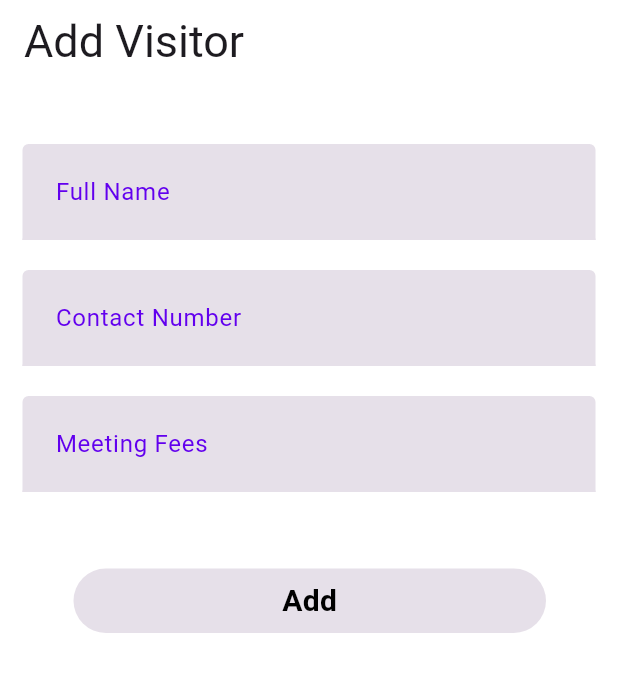
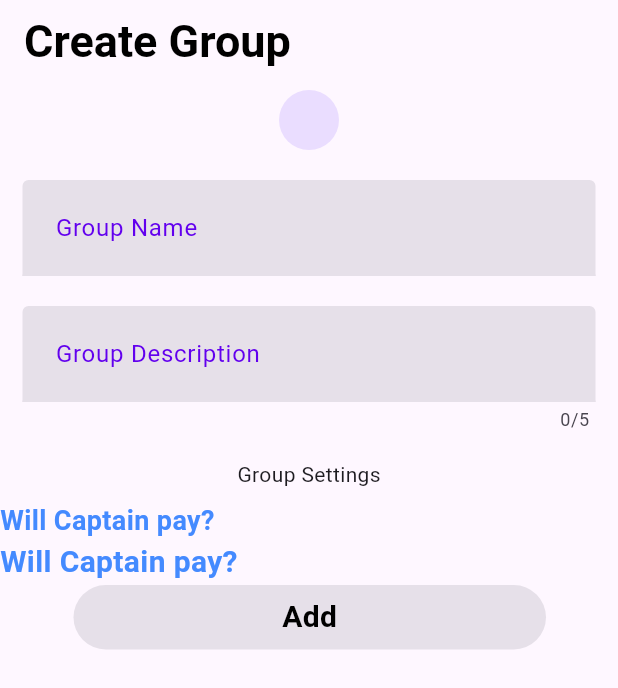
Before and after one commit to wearecmile/kode_and_run_week2, a Flutter app: the screen it shows after launch, on a phone screen of 412 x 824 dp. Shown: the top 688 px of the screen. Run offline on Flutter 3.47's test engine with Material 2 defaults, Android fonts, the phone set to English and light mode, and no system bars; our stand-ins replace flutter_svg, intl_phone_field, rxdart; Roboto replaces fonts that are missing (poppins); statements that could not run were skipped.

Commit message:
Applied changes as suggested and changed the file names accordingly

```diff
--- a/lib/main.dart
+++ b/lib/main.dart
@@ -1,14 +1,15 @@
 import 'package:flutter/material.dart';
 import 'package:meet_well/main/provider/main_provider.dart';
-import 'package:meet_well/screens/Dashboard_Screen/controller.dart';
-import 'package:meet_well/screens/Dashboard_Screen/view.dart';
-import 'package:meet_well/screens/add_visitor/controller.dart';
-import 'package:meet_well/screens/add_visitor/view.dart';
-import 'package:meet_well/screens/group_details_screen/view.dart';
+import 'package:meet_well/screens/Dashboard_Screen/dashboard_screen_controller.dart';
+import 'package:meet_well/screens/Dashboard_Screen/dashboard_screen_view.dart';
+import 'package:meet_well/screens/add_visitor/controller/add_visitor_controller.dart';
+import 'package:meet_well/screens/add_visitor/view/add_visitor_view.dart';
+import 'package:meet_well/screens/group_creation_screen/view/group_creation_screen_view.dart';
+import 'package:meet_well/screens/group_details_screen/view/group_details_screen_view.dart';
 import 'package:meet_well/screens/login/view/login_screen.dart';
-import 'package:meet_well/screens/notification_screen/view.dart';
-import 'package:meet_well/screens/profile_details_screen/view.dart';
-import 'package:meet_well/screens/transaction_screen/view.dart';
+import 'package:meet_well/screens/notification_screen/view/notification_screen_view.dart';
+import 'package:meet_well/screens/profile_details_screen/view/profile_details_screen_view.dart';
+import 'package:meet_well/screens/transaction_screen/view/transavtion_screen_view.dart';
 import 'package:meet_well/utils/route/route.dart' as routes;
 import 'package:provider/provider.dart';
 import 'main/navigation/bottomNavigationController.dart';
@@ -79,7 +80,7 @@ class MyApp extends StatelessWidget {
         //   assert(false, 'Implementation ${settings.name}');
         //   return null;
         // },
-        home: const AddVisitor(),
+        home: const GroupCreation(),
       ),
     );
   }
--- a/lib/main/navigation/bottomNavigationController.dart
+++ b/lib/main/navigation/bottomNavigationController.dart
@@ -1,6 +1,7 @@
 import 'package:flutter/material.dart';
 import 'package:meet_well/utils/constants/number_constants.dart';
 import 'package:meet_well/utils/route/route.dart' as routes;
+
 import '../../utils/constants/string_constants.dart';
 
 class BottomNavigationController extends ChangeNotifier {
@@ -29,9 +30,8 @@ class BottomNavigationController extends ChangeNotifier {
   int currentIndex = NumberConstant.intZero;
   void onTabChanged(int index, BuildContext context) {
     currentIndex = index;
-    Navigator.pushNamed(context, tabs[index].destination);
+    Navigator.pushReplacementNamed(context, tabs[index].destination);
   }
-  void onLongPress (int index, BuildContext context) {
 
-  }
+  void onLongPress(int index, BuildContext context) {}
 }
--- a/lib/screens/add_visitor/controller.dart
+++ b/lib/screens/add_visitor/controller/add_visitor_controller.dart
@@ -1,7 +1,7 @@
 import 'dart:async';
 import 'package:flutter/cupertino.dart';
 import 'package:http/http.dart' as http;
-import 'package:meet_well/screens/add_visitor/add_visitor_response.dart';
+import 'package:meet_well/screens/add_visitor/model/add_visitor_response.dart';
 import 'package:meet_well/utils/constants/number_constants.dart';
 
 class AddVisitorController extends ChangeNotifier {
--- a/lib/screens/add_visitor/view.dart
+++ b/lib/screens/add_visitor/view/add_visitor_view.dart
@@ -3,9 +3,9 @@ import 'package:meet_well/utils/constants/color_constants.dart';
 import 'package:meet_well/utils/constants/number_constants.dart';
 import 'package:meet_well/utils/constants/string_constants.dart';
 import 'package:provider/provider.dart';
-import '../../utils/widgets/buttons.dart';
-import '../../utils/widgets/texxtfeilds.dart';
-import 'controller.dart';
+import '../../../utils/widgets/buttons.dart';
+import '../../../utils/widgets/texxtfeilds.dart';
+import '../controller/add_visitor_controller.dart';
 
 class AddVisitor extends StatefulWidget {
   const AddVisitor({super.key});
--- a/lib/screens/Dashboard_Screen/group_meetings_response.dart
+++ b/lib/screens/dashboard_screen/model/group_meetings_response.dart
@@ -1,6 +1,4 @@
-import 'dart:convert';
-
-import '../../main/model/master/meeting.dart';
+import '../../../main/model/master/meeting.dart';
 
 class GroupMeetingResponse {
   String? status;
--- /dev/null
+++ b/lib/screens/group_creation_screen/view/group_creation_screen_view.dart
@@ -0,0 +1,115 @@
+import 'package:flutter/material.dart';
+import 'package:meet_well/utils/constants/number_constants.dart';
+
+import '../../../utils/constants/color_constants.dart';
+import '../../../utils/constants/string_constants.dart';
+import '../../../utils/widgets/appbar.dart';
+import '../../../utils/widgets/buttons.dart';
+import '../../../utils/widgets/texxtfeilds.dart';
+
+class GroupCreation extends StatefulWidget {
+  const GroupCreation({super.key});
+
+  @override
+  State<GroupCreation> createState() => _GroupCreationState();
+}
+
+class _GroupCreationState extends State<GroupCreation> {
+  final GlobalKey<FormState> formKey = GlobalKey<FormState>();
+  final TextEditingController groupNameEditingController =
+      TextEditingController();
+  final TextEditingController groupDescriptionEditingController =
+      TextEditingController();
+  @override
+  Widget build(BuildContext context) {
+    return Scaffold(
+      appBar: const Appbar(title: StringConstant.textCreateGroup),
+      body: SingleChildScrollView(
+        child: Column(
+          children: [
+            const Row(
+              mainAxisAlignment: MainAxisAlignment.center,
+              children: [
+                CircleAvatar(),
+              ],
+            ),
+            const SizedBox(
+              height: NumberConstant.doubleTen,
+            ),
+            Form(
+              key: formKey,
+              child: Column(
+                children: [
+                  WidgetEditTextField(
+                    textFieldHint: StringConstant.textAddGroupName,
+                    textInputType: TextInputType.text,
+                    controller: groupNameEditingController,
+                    validator: (String? value) {
+                      if (value!.isEmpty) {
+                        return StringConstant.textErrorGroupName;
+                      }
+                    },
+                  ),
+                  WidgetEditTextField(
+                    textFieldHint: StringConstant.textAddGroupDescription,
+                    textInputType: TextInputType.text,
+                    controller: groupNameEditingController,
+                    maxLength: NumberConstant.intFive,
+                    validator: (String? value) {},
+                  ),
+                  const Padding(
+                    padding: EdgeInsets.all(NumberConstant.doubleEight),
+                    child: Text(StringConstant.textGroupSettings),
+                  ),
+                  const Row(
+                    mainAxisAlignment: MainAxisAlignment.spaceBetween,
+                    children: [
+                      Text(
+                        StringConstant.textGroupSettings1,
+                        style: TextStyle(
+                          fontSize: NumberConstant.doubleEighteen,
+                          fontWeight: FontWeight.w600,
+                          color: blueAccentColor,
+                        ),
+                      ),
+                    ],
+                  ),
+                  const Row(
+                    mainAxisAlignment: MainAxisAlignment.spaceBetween,
+                    children: [
+                      Text(
+                        StringConstant.textGroupSettings1,
+                        style: TextStyle(
+                          fontSize: NumberConstant.doubleTwenty,
+                          fontWeight: FontWeight.w600,
+                          color: blueAccentColor,
+                        ),
+                      ),
+                    ],
+                  ),
+                  WidgetGradientBorderButton(
+                    buttonText: StringConstant.textAddButton,
+                    onButtonTap: () {
+                      if (formKey.currentState!.validate()) {
+                        print(groupNameEditingController.text);
+                        // Provider.of<AddVisitorController>(context,
+                        //     listen: StringConstant.boolFalse)
+                        //     .AddVisitor(
+                        //     textEditingController.text,
+                        //     phoneNumberEditingController.text,
+                        //     meetingFeesEditingController.text);
+                      } else {
+                        print("no");
+                        return;
+                      }
+                    },
+                  )
+                ],
+              ),
+            ),
+          ],
+        ),
+      ),
+    );
+  }
+}
--- a/lib/screens/group_details_screen/view.dart
+++ b/lib/screens/group_details_screen/view/group_details_screen_view.dart
@@ -1,5 +1,5 @@
 import 'package:flutter/material.dart';
-import '../../main/navigation/bottomNavigation.dart';
+import '../../../main/navigation/bottomNavigation.dart';
 
 class Group_details extends StatefulWidget {
   const Group_details({super.key});
--- a/lib/screens/notification_screen/view.dart
+++ b/lib/screens/notification_screen/view/notification_screen_view.dart
@@ -1,5 +1,5 @@
 import 'package:flutter/material.dart';
-import '../../main/navigation/bottomNavigation.dart';
+import '../../../main/navigation/bottomNavigation.dart';
 
 class Notifications extends StatefulWidget {
   const Notifications({super.key});
--- a/lib/screens/profile_details_screen/view.dart
+++ b/lib/screens/profile_details_screen/view/profile_details_screen_view.dart
@@ -1,5 +1,5 @@
 import 'package:flutter/material.dart';
-import '../../main/navigation/bottomNavigation.dart';
+import '../../../main/navigation/bottomNavigation.dart';
 
 class Profile_details extends StatefulWidget {
   const Profile_details({super.key});
--- a/lib/screens/transaction_screen/view.dart
+++ b/lib/screens/transaction_screen/view/transavtion_screen_view.dart
@@ -1,5 +1,5 @@
 import 'package:flutter/material.dart';
-import '../../main/navigation/bottomNavigation.dart';
+import '../../../main/navigation/bottomNavigation.dart';
 
 class Transaction extends StatefulWidget {
   const Transaction({super.key});
--- a/lib/utils/constants/string_constants.dart
+++ b/lib/utils/constants/string_constants.dart
@@ -17,7 +17,7 @@ class StringConstant {
   static const String textError = "Error";
 
   static const String icMeetWellLogo = " assets/svg/ic_meet_well_logo.svg";
-  static const String logo ="assets/Meetwell_Logo.png";
+  static const String logo = "assets/Meetwell_Logo.png";
   static const bool boolTrue = true;
   static const bool boolFalse = false;
 
@@ -32,38 +32,22 @@ class StringConstant {
   static const String textScheduledMeetings = "Scheduled Meetings";
   static const String textLogin = "Login";
   //Json File
-  static const String jsonDefaultGroup = "assets/dummy_json/dummy_json_file.json";
+  static const String jsonDefaultGroup =
+      "assets/dummy_json/dummy_json_file.json";
 
   //Login Screen Constants
   static const String textPhoneNumber = 'Phone Number';
   static const String textCountry = 'IN';
   static const String textSubmit = "Submit";
-  static const String textPrivacyTermsConditions ="Privacy Policy,Terms & Conditions";
+  static const String textPrivacyTermsConditions =
+      "Privacy Policy,Terms & Conditions";
   static const String textThePlatformOfMeeting = "The Platform of Meeting";
   static const String textEnterYourMobile = "Enter Your Mobile";
   static const String textNumber = "Number";
-  static const String textWeWillSendYouAVerification = "We Will Send You A Verification";
+  static const String textWeWillSendYouAVerification =
+      "We Will Send You A Verification";
   static const String textCode = "Code";
- static const String textCountryCode ="+91";
-
-
-  //Screen Name
-  //Json File
-  static const String jsonDefaultGroup = "assets/dummy_json/dummy_json_file.json";
-
-  //Login Screen Constants
-  static const String textPhoneNumber = 'Phone Number';
-  static const String textCountry = 'IN';
-  static const String textSubmit = "Submit";
-  static const String textPrivacyTermsConditions ="Privacy Policy,Terms & Conditions";
-  static const String textAddVisitor ="Add Visitor";
-  static const String textThePlatformOfMeeting = "The Platform of Meeting";
-  static const String textEnterYourMobile = "Enter Your Mobile";
-  static const String textNumber = "Number";
-  static const String textWeWillSendYouAVerification = "We Will Send You A Verification";
-  static const String textCode = "Code";
- static const String textCountryCode ="+91";
-
+  static const String textCountryCode = "+91";
 
   //Screen Name
   static const String textDashboard = "Dashboard";
@@ -72,18 +56,23 @@ class StringConstant {
   static const String textGroupDetails = "Group Details";
   static const String textAddVisitor = "Add Visitor";
   static const String textAddButton = "Add";
+  static const String textCreateGroup = "Create Group";
 
   //form feilds
   static const String textAddFullName = "Full Name";
   static const String textAddPhoneNumber = "Contact Number";
   static const String textAddFees = "Meeting Fees";
+  static const String textAddGroupName = "Group Name";
+  static const String textAddGroupDescription = "Group Description";
+  static const String textGroupSettings = "Group Settings";
+  static const String textGroupSettings1 = "Will Captain pay?";
+  static const String textGroupSettings2 = "Will absentees pay?";
 
   //errorMessages
   static const String textErrorFullName = "Please Enter Full Name";
   static const String textErrorPhoneNumber = "please Enter Valid Phone Number";
   static const String textErrorFees = "Meeting Fees should not be Empty";
+  static const String textErrorGroupName = "Please Enter Group NAme";
 
-
-  static const String jsonMeetingList ="assets/group_meeting_details.json";
-
+  static const String jsonMeetingList = "assets/group_meeting_details.json";
 }
--- /dev/null
+++ b/lib/utils/widgets/appbar.dart
@@ -0,0 +1,27 @@
+import 'package:flutter/material.dart';
+
+import '../constants/color_constants.dart';
+import '../constants/number_constants.dart';
+import '../constants/string_constants.dart';
+
+class Appbar extends StatelessWidget implements PreferredSizeWidget {
+  final title;
+  const Appbar({super.key, this.title});
+
+  @override
+  Widget build(BuildContext context) {
+    return AppBar(
+      title: Text(
+        title ?? StringConstant.textEmpty,
+        style: const TextStyle(color: listTextPrimaryColor,
+            fontSize: NumberConstant.doubleThirty,
+            fontWeight: FontWeight.bold,
+        ),
+      ),
+    );
+  }
+
+  @override
+  // TODO: implement preferredSize
+  Size get preferredSize => const Size.fromHeight(60);
+}
```
Also changed, not shown: lib/main/navigation/bottomNavigation.dart (+13 -7 lines), lib/screens/dashboard/dashboard_screen.dart (deleted, +0 -22 lines), lib/screens/dashboard_screen/controller/dashboard_screen_controller.dart (renamed from lib/screens/Dashboard_Screen/controller.dart, +5 -3 lines), lib/screens/dashboard_screen/view/dashboard_screen_view.dart (renamed from lib/screens/Dashboard_Screen/view.dart, +30 -37 lines), lib/utils/constants/style_constants.dart (+28 -5 lines), lib/screens/add_visitor/model/add_visitor_response.dart (renamed from lib/screens/add_visitor/add_visitor_response.dart), lib/screens/group_creation_screen/view.dart (deleted).
